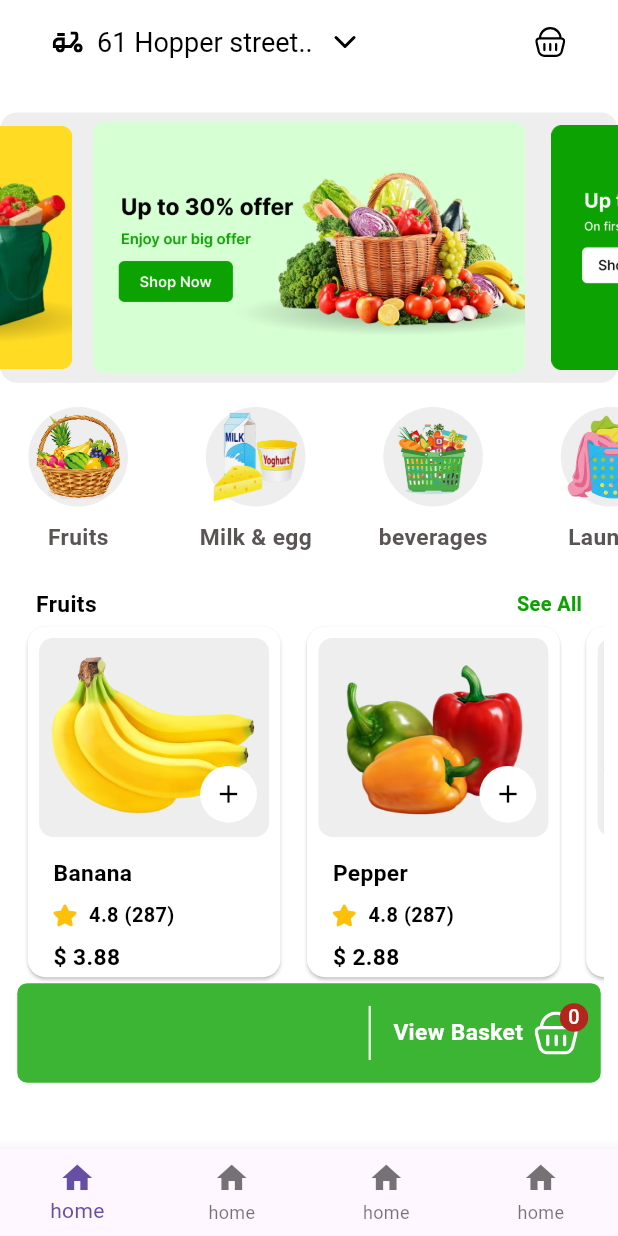
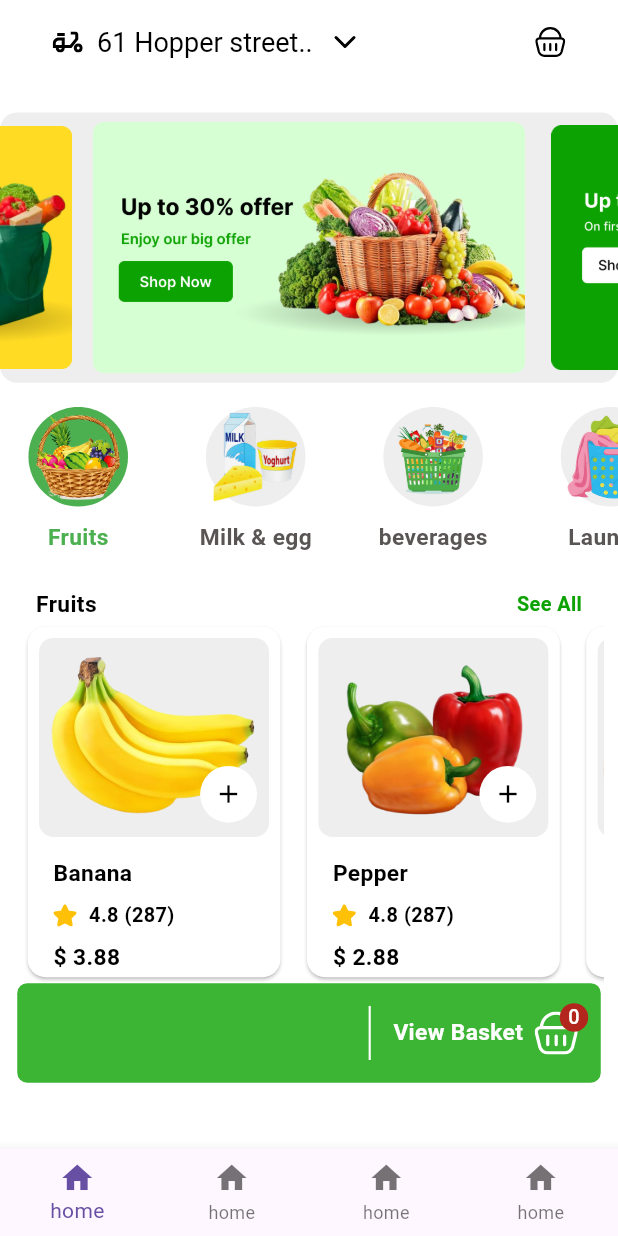
Before and after one commit to AmrReda92/grocery_app, a Flutter app: the screen it shows after launch, on a phone screen of 412 x 824 dp. Run offline on Flutter 3.47's test engine with Material 3 defaults, Android fonts, the phone set to English and light mode, and no system bars; drawn by our look-alikes of carousel_slider; our stand-ins replace flutter_screenutil, flutter_svg.

Commit message:
add logic in category horizontal list

```diff
--- a/lib/features/home/ui/home_screen.dart
+++ b/lib/features/home/ui/home_screen.dart
@@ -17,6 +17,7 @@ class HomeScreen extends StatefulWidget {
 }
 
 class _HomeScreenState extends State<HomeScreen> {
+  int selectedIndex=0;
   final List<ProductModel> basket =[];
 
   void addToCart ( ProductModel product){
@@ -58,7 +59,15 @@ class _HomeScreenState extends State<HomeScreen> {
              SizedBox(height: 17.h,),
              SizedBox(
                height: 110.h,
-                 child: GridHorizontalView()),
+                 child: GridHorizontalView(
+                     selectedIndex:selectedIndex,
+                   onTapItem: (index){
+                       setState(() {
+                         selectedIndex=index;
+                       });
+                   },
+                 )
+             ),
              SizedBox(height: 17.h,),
              Padding(
                padding:  EdgeInsets.symmetric(horizontal:25.w),
--- a/lib/features/home/widgets/grid_horizontal_view.dart
+++ b/lib/features/home/widgets/grid_horizontal_view.dart
@@ -3,8 +3,10 @@ import 'package:grocery_app/features/home/data/model/category_model.dart';
 import 'package:grocery_app/features/home/widgets/item_grid_horizontal.dart';
 
 class GridHorizontalView extends StatelessWidget {
-  const GridHorizontalView({super.key,});
+  final int selectedIndex ;
+  final void Function(int)? onTapItem;
 
+  const GridHorizontalView({super.key, required this.selectedIndex, this.onTapItem,});
 
 
   @override
@@ -19,7 +21,11 @@ class GridHorizontalView extends StatelessWidget {
         ),
         itemBuilder: (context,index){
           final itemCategory = item[index];
-           return ItemGridHorizontal(model: itemCategory);
+           return ItemGridHorizontal(
+               model: itemCategory,
+               isSelected: selectedIndex==index,
+               onTap: ()=> onTapItem!(index),
+           );
         }
     );
   }
--- a/lib/features/home/widgets/item_grid_horizontal.dart
+++ b/lib/features/home/widgets/item_grid_horizontal.dart
@@ -6,26 +6,32 @@ import 'package:grocery_app/features/home/data/model/category_model.dart';
 import '../../../core/models/app_colors.dart';
 
 class ItemGridHorizontal extends StatelessWidget {
+  final bool isSelected;
   final CategoryModel model ;
-  const ItemGridHorizontal({super.key, required this.model});
+  final void Function()? onTap;
+  const ItemGridHorizontal({super.key, required this.model, required this.isSelected, this.onTap});
 
 
   @override
   Widget build(BuildContext context) {
-    return Column(
+    return GestureDetector(
+      onTap: onTap,
+      child: Column(
         mainAxisSize: MainAxisSize.min,
         children: [
            Container(
               width: 70.w,
               height: 70.h,
               decoration: BoxDecoration(
-              color: AppColors.backgroundContainer,
+                  color: isSelected? Colors.green: AppColors.backgroundContainer,
                   shape: BoxShape.circle
               ),child: Image.asset(model.image,fit: BoxFit.contain, ),
             ),
+
           SizedBox(height: 10.h,),
-        Text(model.name,style: AppTextStyle.font16.copyWith(color: Color(0xff5A5555)),)
+          Text(model.name,style: isSelected?  AppTextStyle.font16.copyWith(color: Colors.green): AppTextStyle.font16.copyWith(color: Color(0xff5A5555),))
         ],
+      ),
     ) ;
   }
 }
```
Lines whose indentation alone changed are shown as unchanged.
